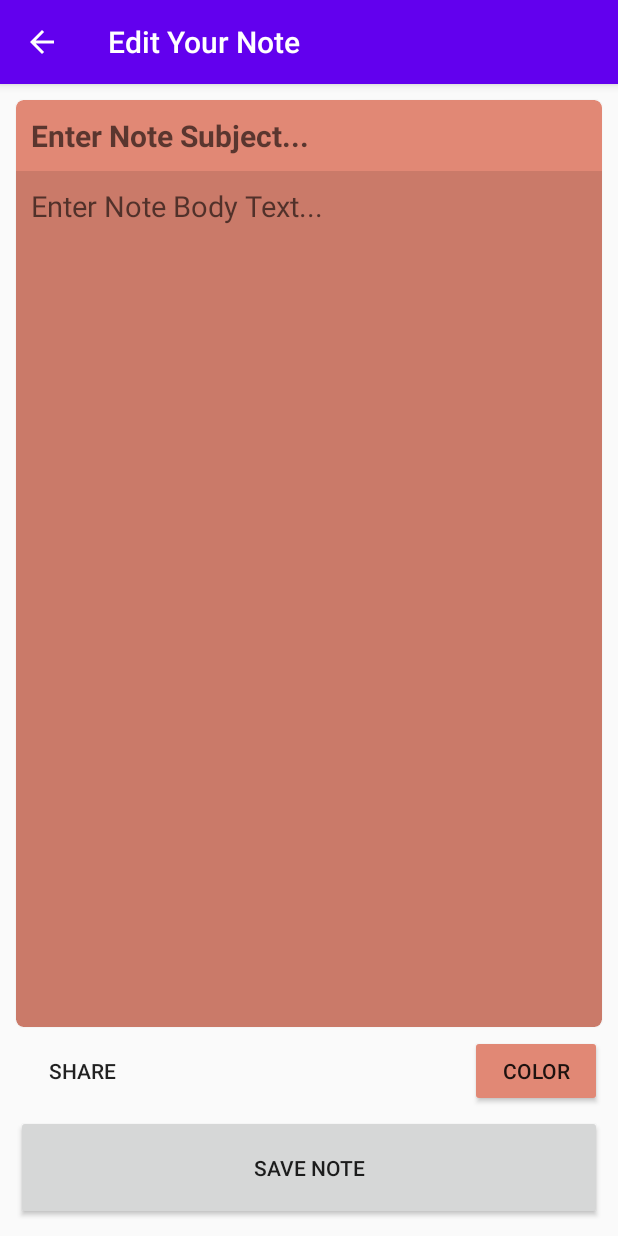
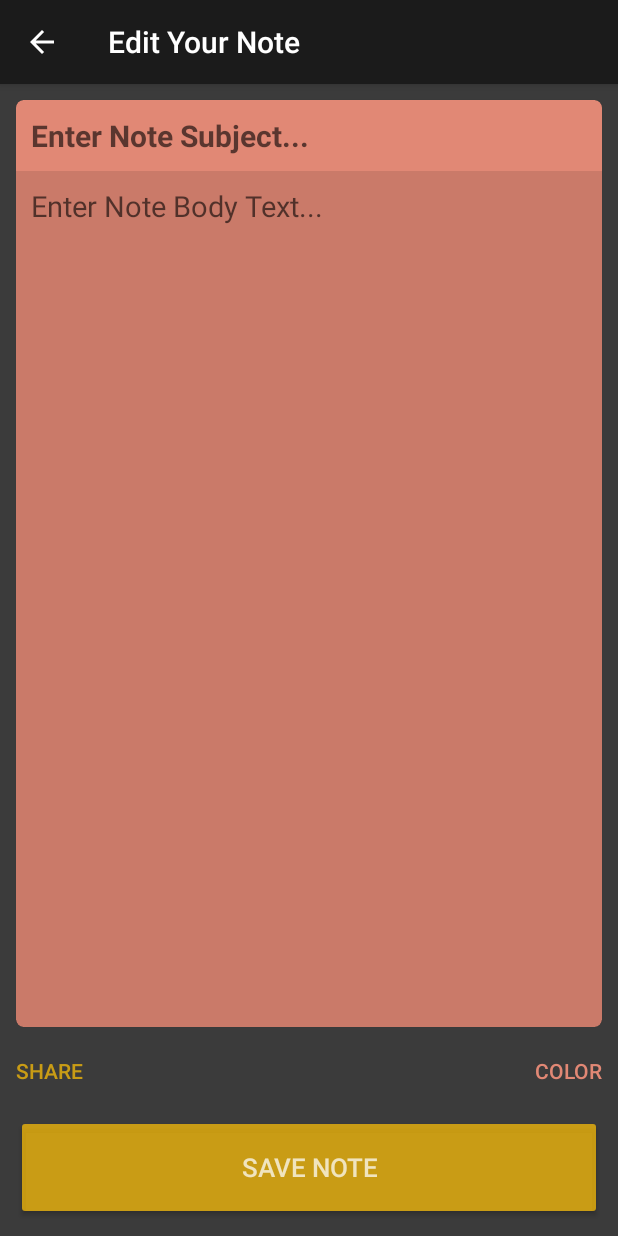
Before and after one commit to vladislavbarsov/rtu-keep-clone, an Android app: the screen it shows after launch (DetailActivity), after a tap on "ADD NEW NOTE", on a phone screen of 412 x 824 dp. Run offline under Robolectric (Android 15) with nearby library versions, the phone set to English and light mode, and no system bars; our stand-ins replace Room's generated code.

Commit message:
made custom color design

```diff
--- a/app/src/main/AndroidManifest.xml
+++ b/app/src/main/AndroidManifest.xml
@@ -10,7 +10,7 @@
         android:label="@string/app_name"
         android:roundIcon="@mipmap/ic_launcher_round"
         android:supportsRtl="true"
-        android:theme="@style/AppTheme">
+        android:theme="@style/AppTheme.Custom">
         <activity android:name=".DetailActivity"
             android:label="@string/detailsPageLabel"></activity>
         <activity android:name=".MainActivity"
--- a/app/src/main/java/com/example/rtukeepclone/MainActivity.kt
+++ b/app/src/main/java/com/example/rtukeepclone/MainActivity.kt
@@ -5,6 +5,7 @@ import android.content.Intent
 import android.os.Bundle
 import android.util.Log
 import androidx.appcompat.app.AppCompatActivity
+import androidx.core.content.ContextCompat
 import kotlinx.android.synthetic.main.activity_main.*
 
 class MainActivity : AppCompatActivity(), AdapterClickListener {
@@ -18,6 +19,7 @@ class MainActivity : AppCompatActivity(), AdapterClickListener {
     override fun onCreate(savedInstanceState: Bundle?) {
         super.onCreate(savedInstanceState)
         setContentView(R.layout.activity_main)
+        window.decorView.setBackgroundColor(ContextCompat.getColor(this, R.color.activityBackgroundColor))
 
         notes.addAll(notesDatabase.noteItemDao().getAllNotes())
         adapter = NoteItemRecyclerAdapter(notes, this)
--- a/app/src/main/res/layout/activity_detail.xml
+++ b/app/src/main/res/layout/activity_detail.xml
@@ -64,7 +64,9 @@
         android:layout_height="wrap_content"
         android:layout_margin="@dimen/buttonMargin"
         android:padding="0dp"
+        android:textAlignment="viewStart"
         android:text="@string/shareBtn"
+        android:textColor="@color/goldButtonBackgroundColor"
         android:background="@null"
         app:layout_constraintBottom_toTopOf="@+id/saveBtn"
         app:layout_constraintStart_toStartOf="parent" />
@@ -75,8 +77,10 @@
         android:layout_height="wrap_content"
         android:layout_margin="@dimen/buttonMargin"
         android:padding="0dp"
+        android:textAlignment="viewEnd"
         android:text="@string/colorBtn"
-        android:backgroundTint="@color/colorCardCoral"
+        android:textColor="@color/colorCardCoral"
+        android:background="@null"
         app:layout_constraintBottom_toTopOf="@+id/saveBtn"
         app:layout_constraintEnd_toEndOf="parent" />
 
@@ -86,6 +90,9 @@
         android:layout_height="70dp"
         android:layout_margin="@dimen/buttonMargin"
         android:text="@string/saveBtn"
+        android:textSize="@dimen/textSubjectSize"
+        android:backgroundTint="@color/goldButtonBackgroundColor"
+        android:textColor="@color/goldButtonTextColor"
         app:layout_constraintBottom_toBottomOf="parent" />
 
 </androidx.constraintlayout.widget.ConstraintLayout>
--- a/app/src/main/res/layout/activity_main.xml
+++ b/app/src/main/res/layout/activity_main.xml
@@ -13,8 +13,10 @@
     android:layout_height="wrap_content"
     android:layout_margin="@dimen/buttonMargin"
     android:text="@string/enterNewNoteBtnText"
+    android:textSize="@dimen/textSubjectSize"
     app:layout_constraintTop_toTopOf="parent"
-    ></Button>
+    android:backgroundTint="@color/goldButtonBackgroundColor"
+    android:textColor="@color/goldButtonTextColor"></Button>
 
     <androidx.recyclerview.widget.RecyclerView
         android:id="@+id/noteList"
--- a/app/src/main/res/values/colors.xml
+++ b/app/src/main/res/values/colors.xml
@@ -8,4 +8,9 @@
     <color name="colorCardGreen">#8BC34A</color>
     <color name="colorCardTextBackdrop">#1A000000</color>
     <color name="detailPageCardTextColor">#99000000</color>
+    <color name="menuColorPrimary">#1B1B1B</color>
+    <color name="menuColorPrimaryDark">#A6171717</color>
+    <color name="activityBackgroundColor">#F33E3E3E</color>
+    <color name="goldButtonBackgroundColor">#B9FFC107</color>
+    <color name="goldButtonTextColor">#B9FFFFFF</color>
 </resources>
--- a/app/src/main/res/values/styles.xml
+++ b/app/src/main/res/values/styles.xml
@@ -7,4 +7,10 @@
         <item name="colorAccent">@color/colorAccent</item>
     </style>
 
+    <style name="AppTheme.Custom">
+        <item name="colorPrimary">@color/menuColorPrimary</item>
+        <item name="colorPrimaryDark">@color/menuColorPrimaryDark</item>
+        <item name="colorAccent">@color/detailPageCardTextColor</item>
+    </style>
+
 </resources>
```
Also changed, not shown: app/src/main/java/com/example/rtukeepclone/DetailActivity.kt (+9 -5 lines), 2 other files.
